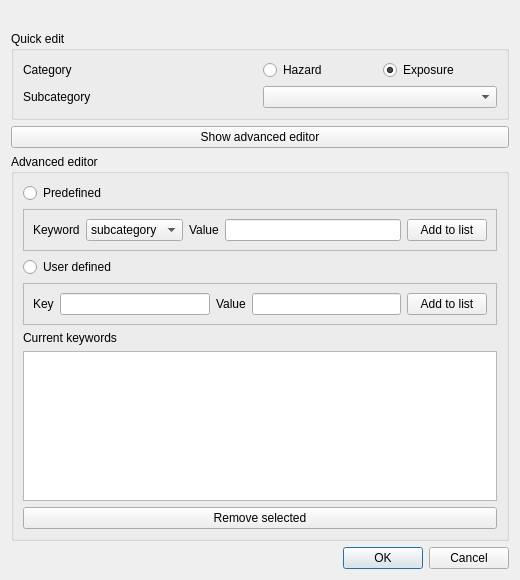
First picture: the form in gui/riabkeywordsdialogbase.ui, repository inasafe/inasafe, before the edit.
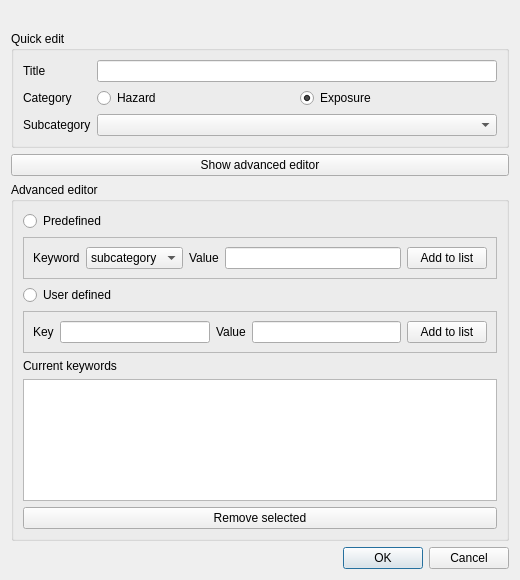
Second picture: the form after the edit.

Commit message: Added title to simple editor (not wired up yet). Other small keywords tweaks. Towards #80

```diff
--- a/gui/riabkeywordsdialogbase.ui
+++ b/gui/riabkeywordsdialogbase.ui
@@ -14,7 +14,87 @@
    <string>Risk in a Box - Keyword Editor</string>
   </property>
   <layout class="QGridLayout" name="gridLayout_2">
-   <item row="2" column="0" colspan="2">
+   <item row="0" column="0">
+    <widget class="QLabel" name="lblLayerName">
+     <property name="text">
+      <string/>
+     </property>
+     <property name="wordWrap">
+      <bool>true</bool>
+     </property>
+    </widget>
+   </item>
+   <item row="2" column="0">
+    <widget class="QGroupBox" name="grpSimple">
+     <property name="title">
+      <string>Quick edit</string>
+     </property>
+     <layout class="QGridLayout" name="gridLayout_3">
+      <item row="0" column="0">
+       <widget class="QLabel" name="label">
+        <property name="text">
+         <string>Title</string>
+        </property>
+       </widget>
+      </item>
+      <item row="0" column="1">
+       <widget class="QLineEdit" name="lineEdit"/>
+      </item>
+      <item row="1" column="0">
+       <widget class="QLabel" name="lblCategory">
+        <property name="text">
+         <string>Category</string>
+        </property>
+       </widget>
+      </item>
+      <item row="1" column="1">
+       <layout class="QHBoxLayout" name="horizontalLayout_3">
+        <item>
+         <widget class="QRadioButton" name="radHazard">
+          <property name="toolTip">
+           <string>A hazard is a situation that poses a level of threat to life, health, property, or environment. (Wikipedia)</string>
+          </property>
+          <property name="text">
+           <string>Hazard</string>
+          </property>
+         </widget>
+        </item>
+        <item>
+         <widget class="QRadioButton" name="radExposure">
+          <property name="toolTip">
+           <string>Where people and property are situated.</string>
+          </property>
+          <property name="text">
+           <string>Exposure</string>
+          </property>
+          <property name="checked">
+           <bool>true</bool>
+          </property>
+         </widget>
+        </item>
+       </layout>
+      </item>
+      <item row="2" column="0">
+       <widget class="QLabel" name="label_2">
+        <property name="text">
+         <string>Subcategory</string>
+        </property>
+        <property name="buddy">
+         <cstring>cboSubcategory</cstring>
+        </property>
+       </widget>
+      </item>
+      <item row="2" column="1">
+       <widget class="QComboBox" name="cboSubcategory">
+        <property name="toolTip">
+         <string>A subcategory represents the type of hazard.</string>
+        </property>
+       </widget>
+      </item>
+     </layout>
+    </widget>
+   </item>
+   <item row="3" column="0">
     <widget class="QPushButton" name="pbnAdvanced">
      <property name="text">
       <string>Show advanced editor</string>
@@ -24,7 +104,7 @@
      </property>
     </widget>
    </item>
-   <item row="3" column="0" colspan="2">
+   <item row="4" column="0">
     <widget class="QGroupBox" name="grpAdvanced">
      <property name="title">
       <string>Advanced editor</string>
@@ -177,7 +257,7 @@
      </layout>
     </widget>
    </item>
-   <item row="4" column="0" colspan="2">
+   <item row="5" column="0">
     <widget class="QDialogButtonBox" name="buttonBox">
      <property name="orientation">
       <enum>Qt::Horizontal</enum>
@@ -187,76 +267,6 @@
      </property>
     </widget>
    </item>
-   <item row="1" column="0" colspan="2">
-    <widget class="QGroupBox" name="grpSimple">
-     <property name="title">
-      <string>Quick edit</string>
-     </property>
-     <layout class="QGridLayout" name="gridLayout_3">
-      <item row="1" column="0">
-       <widget class="QLabel" name="lblCategory">
-        <property name="text">
-         <string>Category</string>
-        </property>
-       </widget>
-      </item>
-      <item row="1" column="1">
-       <layout class="QHBoxLayout" name="horizontalLayout_3">
-        <item>
-         <widget class="QRadioButton" name="radHazard">
-          <property name="toolTip">
-           <string>A hazard is a situation that poses a level of threat to life, health, property, or environment. (Wikipedia)</string>
-          </property>
-          <property name="text">
-           <string>Hazard</string>
-          </property>
-         </widget>
-        </item>
-        <item>
-         <widget class="QRadioButton" name="radExposure">
-          <property name="toolTip">
-           <string>Where people and property are situated.</string>
-          </property>
-          <property name="text">
-           <string>Exposure</string>
-          </property>
-          <property name="checked">
-           <bool>true</bool>
-          </property>
-         </widget>
-        </item>
-       </layout>
-      </item>
-      <item row="2" column="0">
-       <widget class="QLabel" name="label_2">
-        <property name="text">
-         <string>Subcategory</string>
-        </property>
-        <property name="buddy">
-         <cstring>cboSubcategory</cstring>
-        </property>
-       </widget>
-      </item>
-      <item row="2" column="1">
-       <widget class="QComboBox" name="cboSubcategory">
-        <property name="toolTip">
-         <string>A subcategory represents the type of hazard.</string>
-        </property>
-       </widget>
-      </item>
-     </layout>
-    </widget>
-   </item>
-   <item row="0" column="0" colspan="2">
-    <widget class="QLabel" name="lblLayerName">
-     <property name="text">
-      <string/>
-     </property>
-     <property name="wordWrap">
-      <bool>true</bool>
-     </property>
-    </widget>
-   </item>
   </layout>
  </widget>
  <tabstops>
```
The commit also changes 2 other files.
